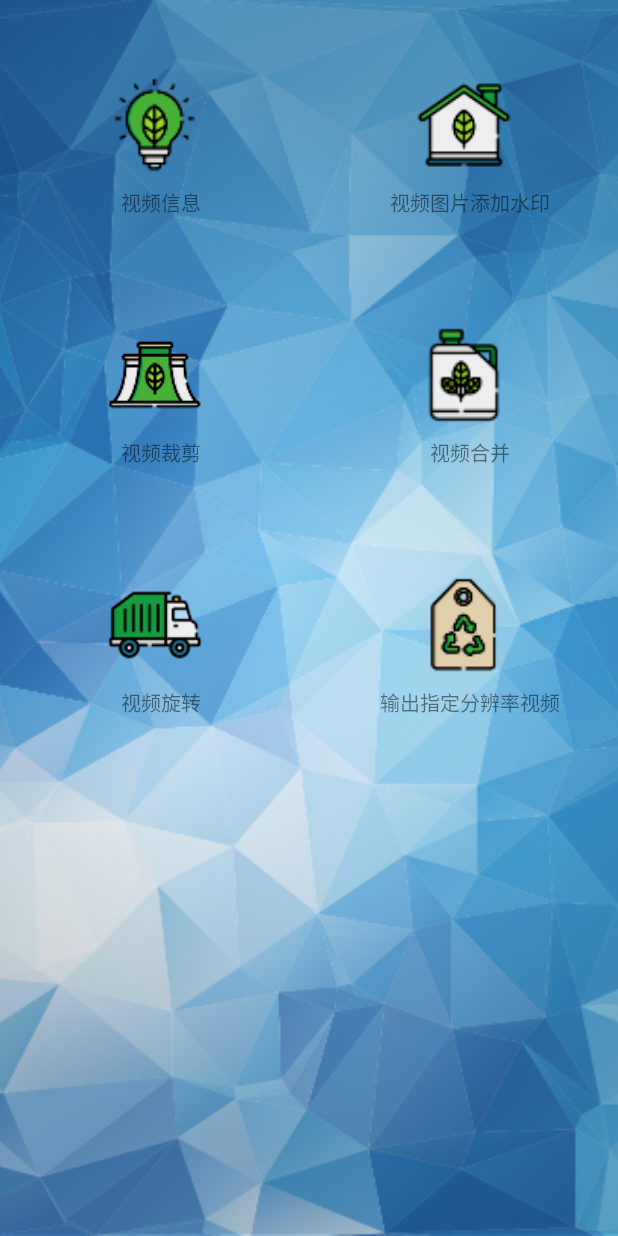
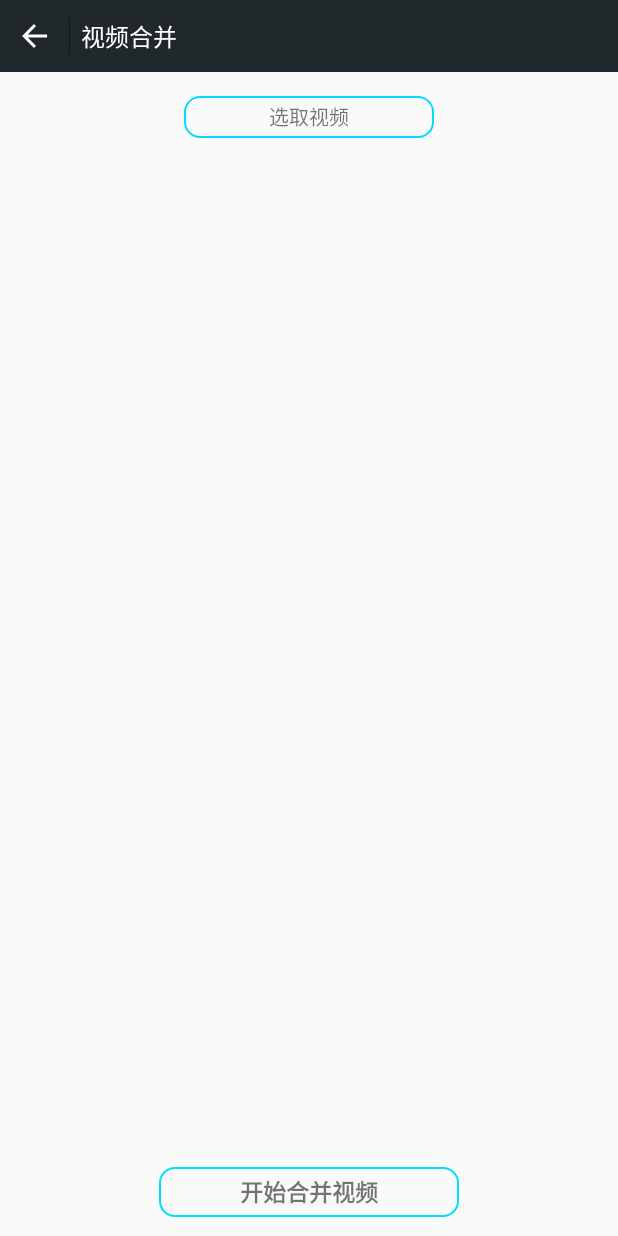
Before and after one commit to StevenHX/FFmpegTool, an Android app: the screen it shows after launch (MainActivity before the commit, VideoConnectActivity after it), after a tap on "视频合并", on a phone screen of 412 x 824 dp. Run offline under Robolectric (Android 15) with nearby library versions, the phone set to English and light mode, and no system bars; our stand-ins replace ButterKnife, CircleImageView; libraries missing offline, so code that uses them is left out: com.github.hiteshsondhi88.libffmpeg, com.orhanobut.logger; 4 statements that could not run were skipped.

Commit message:
添加视频。。

```diff
--- a/Base/src/main/java/com/hx/steven/util/ActivityManagerUtil.java
+++ b/Base/src/main/java/com/hx/steven/util/ActivityManagerUtil.java
@@ -18,10 +18,6 @@ import java.util.Stack;
  * activityManagerUtil.popOneActivity(this);
  * }
  * }
- * Created by WuXiaolong
- * on 2016/5/19.
- * 微信公众号：吴小龙同学
- * 个人博客：http://wuxiaolong.me/
  */
 public class ActivityManagerUtil {
     private static ActivityManagerUtil instance;
--- a/Base/src/main/java/com/hx/steven/util/AppUtils.java
+++ b/Base/src/main/java/com/hx/steven/util/AppUtils.java
@@ -17,12 +17,6 @@ import java.security.MessageDigest;
 import java.security.NoSuchAlgorithmException;
 import java.text.DecimalFormat;
 
-/**
- * Created by WuXiaolong
- * on 2016/3/22.
- * 微信公众号：吴小龙同学
- * 个人博客：http://wuxiaolong.me/
- */
 public class AppUtils {
 
     /**
--- a/Base/src/main/java/com/hx/steven/util/ArithUtil.java
+++ b/Base/src/main/java/com/hx/steven/util/ArithUtil.java
@@ -5,7 +5,6 @@ package com.hx.steven.util;
 import java.math.BigDecimal;
 
 /**
- * Allen
  * float double 数值不能计算
  */
 @SuppressWarnings("unused")
--- a/Base/src/main/java/com/hx/steven/util/CrashHandlerUtil.java
+++ b/Base/src/main/java/com/hx/steven/util/CrashHandlerUtil.java
@@ -35,10 +35,6 @@ import java.util.Map;
  * crashHandlerUtil.setCrashTip("很抱歉，程序出现异常，即将退出！");
  * }
  * }
- * Created by Administrator
- * on 2016/5/19.
- * 微信公众号：吴小龙同学
- * 个人博客：http://wuxiaolong.me/
  */
 public class CrashHandlerUtil implements Thread.UncaughtExceptionHandler {
 
--- a/Base/src/main/java/com/hx/steven/util/FileUtil.java
+++ b/Base/src/main/java/com/hx/steven/util/FileUtil.java
@@ -10,7 +10,6 @@ import java.io.File;
 import java.math.BigDecimal;
 
 /**
- * Created by dashan on 2016/9/7
  * 文件计算工具类
  */
 public class FileUtil {
--- a/Base/src/main/java/com/hx/steven/util/LoadType.java
+++ /dev/null
@@ -1,14 +0,0 @@
-package com.hx.steven.util;
-
-/**
- * Created by Steven on 2018/3/1.
- */
-
-public class LoadType {
-    public static final int TYPE_NONE = 0;
-    public static final int TYPE_REFRESH_SUCCESS = 1;
-    public static final int TYPE_REFRESH_ERROR = 2;
-    public static final int TYPE_LOAD_MORE_SUCCESS = 3;
-    public static final int TYPE_LOAD_MORE_ERROR = 4;
-
-}
--- a/Base/src/main/java/com/hx/steven/util/MPermissionUtil.java
+++ b/Base/src/main/java/com/hx/steven/util/MPermissionUtil.java
@@ -16,9 +16,6 @@ import java.util.ArrayList;
 import java.util.List;
 
 /**
- * Created by zhouyou on 2016/11/17.
- * Class desc:
- * <p>
  * 6.0 运行时权限处理工具类。
  */
 public class MPermissionUtil {
--- a/Base/src/main/java/com/hx/steven/util/RxBus.java
+++ b/Base/src/main/java/com/hx/steven/util/RxBus.java
@@ -3,10 +3,6 @@ package com.hx.steven.util;
 import io.reactivex.Flowable;
 import io.reactivex.processors.FlowableProcessor;
 import io.reactivex.processors.PublishProcessor;
-
-/**
- * Created by lw on 2018/1/25.
- */
 
 public class RxBus {
     private static volatile RxBus sRxBus;
--- a/Base/src/main/java/com/hx/steven/util/SharedPreferencesUtil.java
+++ b/Base/src/main/java/com/hx/steven/util/SharedPreferencesUtil.java
@@ -4,12 +4,6 @@ import android.content.Context;
 import android.content.SharedPreferences;
 import android.preference.PreferenceManager;
 
-/**
- * Created by WuXiaolong
- * on 2016/3/31.
- * 微信公众号：吴小龙同学
- * 个人博客：http://wuxiaolong.me/
- */
 public class SharedPreferencesUtil {
     public static String getString(Context context, String key,
                                    final String defaultValue) {
--- a/app/src/main/AndroidManifest.xml
+++ b/app/src/main/AndroidManifest.xml
@@ -30,6 +30,8 @@
         </activity>
         <activity android:name=".ui.videocut.VideoCutActivity">
         </activity>
+        <activity android:name=".ui.videoConnect.VideoConnectActivity">
+        </activity>
     </application>
 
 </manifest>
--- a/app/src/main/java/com/hx/ffmpegtool/ui/main/MainFragmentAdapter.java
+++ b/app/src/main/java/com/hx/ffmpegtool/ui/main/MainFragmentAdapter.java
@@ -8,6 +8,7 @@ import android.widget.ImageView;
 import android.widget.TextView;
 
 import com.hx.ffmpegtool.R;
+import com.hx.ffmpegtool.ui.videoConnect.VideoConnectActivity;
 import com.hx.ffmpegtool.ui.videoInfo.VideoInfoActivity;
 import com.hx.ffmpegtool.ui.videoWaterMark.VideoWaterMarkActivity;
 import com.hx.ffmpegtool.ui.videocut.VideoCutActivity;
@@ -52,6 +53,7 @@ public class MainFragmentAdapter extends RecyclerView.Adapter<CommonViewHolder>
                     ((MainActivity)mContext).launch(mContext, VideoCutActivity.class);
                     break;
                 case 3:
+                    ((MainActivity)mContext).launch(mContext, VideoConnectActivity.class);
                     break;
                 case 4:
                     break;
--- /dev/null
+++ b/app/src/main/java/com/hx/ffmpegtool/ui/videoConnect/VideoConnectActivity.java
@@ -0,0 +1,53 @@
+package com.hx.ffmpegtool.ui.videoConnect;
+
+import android.support.v7.widget.RecyclerView;
+import android.view.View;
+import android.widget.TextView;
+
+import com.hx.ffmpegtool.R;
+import com.hx.steven.activity.BaseActivity;
+import com.hx.steven.component.WxActionBar;
+import com.hx.steven.util.StatusBarUtils;
+
+import butterknife.BindView;
+import butterknife.ButterKnife;
+import butterknife.OnClick;
+
+public class VideoConnectActivity extends BaseActivity {
+    @BindView(R.id.video_connect_videobtn)
+    TextView mVideoConnectVideobtn;
+    @BindView(R.id.video_connect_recyclerView)
+    RecyclerView mVideoConnectRecyclerView;
+    @BindView(R.id.video_connect_button)
+    TextView mVideoConnectButton;
+    @BindView(R.id.video_connect_bar)
+    WxActionBar mVideoConnectBar;
+
+    {
+        setEnableMultiple(false);
+    }
+
+    @Override
+    protected void initView() {
+        ButterKnife.bind(this);
+        StatusBarUtils.setWindowStatusBarColor(this, R.color.statusBarColor);
+        mVideoConnectBar.setOnHeadClickListener(() -> {
+            finish();
+        });
+    }
+
+    @Override
+    protected int getContentId() {
+        return R.layout.activity_video_connect;
+    }
+
+    @OnClick({R.id.video_connect_videobtn, R.id.video_connect_button})
+    public void onViewClicked(View view) {
+        switch (view.getId()) {
+            case R.id.video_connect_videobtn:
+                break;
+            case R.id.video_connect_button:
+                break;
+        }
+    }
+}
--- a/app/src/main/java/com/hx/ffmpegtool/ui/videoWaterMark/VideoWaterMarkActivity.java
+++ b/app/src/main/java/com/hx/ffmpegtool/ui/videoWaterMark/VideoWaterMarkActivity.java
@@ -162,14 +162,18 @@ public class VideoWaterMarkActivity extends BaseActivity {
                     Logger.d("success");
                     dismissProgressDialog();
                     FileUtil.scanFile(getApplicationContext(), outpath);
-                    ToastUtil.showToast(VideoWaterMarkActivity.this, "添加成功！");
+                    runOnUiThread(()->{
+                        ToastUtil.showToast(VideoWaterMarkActivity.this, "添加成功！");
+                    });
                 }
 
                 @Override
                 public void FFmpegExcuteFail(String s) {
                     Logger.d("fail");
                     dismissProgressDialog();
-                    ToastUtil.showToast(VideoWaterMarkActivity.this, "添加失败！");
+                    runOnUiThread(()->{
+                        ToastUtil.showToast(VideoWaterMarkActivity.this, "添加失败！");
+                    });
                 }
 
                 @Override
--- a/app/src/main/java/com/hx/ffmpegtool/ui/videocut/VideoCutActivity.java
+++ b/app/src/main/java/com/hx/ffmpegtool/ui/videocut/VideoCutActivity.java
@@ -78,7 +78,9 @@ public class VideoCutActivity extends BaseActivity {
             public void onFinishTrim(String url) {
                 dismissProgressDialog();
                 FileUtil.scanFile(getApplicationContext(),mVideoTrimmerView.getFinalPath());
-                ToastUtil.showToast(VideoCutActivity.this, "裁剪视频完成");
+                runOnUiThread(()->{
+                    ToastUtil.showToast(VideoCutActivity.this, "裁剪视频完成");
+                });
             }
 
             @Override
--- a/app/src/main/res/drawable/choose_videobg.xml
+++ b/app/src/main/res/drawable/choose_videobg.xml
@@ -21,4 +21,10 @@
             <corners android:radius="10dp"/>
         </shape>
     </item>
+
+    <item android:state_pressed="true">
+        <shape android:shape="rectangle">
+            <solid android:color="@color/base"/>
+        </shape>
+    </item>
 </selector>
--- /dev/null
+++ b/app/src/main/res/layout/activity_video_connect.xml
@@ -0,0 +1,55 @@
+<?xml version="1.0" encoding="utf-8"?>
+<LinearLayout
+    xmlns:android="http://schemas.android.com/apk/res/android"
+    xmlns:app="http://schemas.android.com/apk/res-auto"
+    xmlns:tools="http://schemas.android.com/tools"
+    android:layout_width="match_parent"
+    android:layout_height="match_parent"
+    android:orientation="vertical"
+    android:gravity="center_horizontal"
+    tools:context="com.hx.ffmpegtool.ui.videoConnect.VideoConnectActivity">
+    <com.hx.steven.component.WxActionBar
+        android:id="@+id/video_connect_bar"
+        android:layout_width="wrap_content"
+        android:layout_height="48dp"
+        app:layout_constraintEnd_toEndOf="parent"
+        app:layout_constraintStart_toStartOf="parent"
+        app:layout_constraintTop_toTopOf="parent"
+        app:wxleftIcon="@drawable/ic_back"
+        app:wxtitleString="视频合并">
+    </com.hx.steven.component.WxActionBar>
+    <TextView
+        android:id="@+id/video_connect_videobtn"
+        android:layout_width="@dimen/x300"
+        android:layout_height="@dimen/x50"
+        android:layout_marginEnd="8dp"
+        android:layout_marginStart="8dp"
+        android:layout_marginTop="16dp"
+        android:background="@drawable/choose_videobg"
+        android:gravity="center"
+        android:text="选取视频"
+        android:textSize="@dimen/x24"/>
+
+    <android.support.v7.widget.RecyclerView
+        android:layout_weight="1"
+        android:id="@+id/video_connect_recyclerView"
+        android:layout_width="match_parent"
+        android:layout_height="0dp"
+        android:layout_marginTop="16dp">
+    </android.support.v7.widget.RecyclerView>
+
+    <TextView
+        android:id="@+id/video_connect_button"
+        android:layout_width="@dimen/x360"
+        android:layout_height="@dimen/x60"
+        android:layout_marginEnd="8dp"
+        android:layout_marginStart="8dp"
+        android:layout_marginTop="16dp"
+        android:layout_marginBottom="@dimen/x23"
+        android:background="@drawable/choose_videobg"
+        android:enabled="true"
+        android:gravity="center"
+        android:text="开始合并视频"
+        android:textStyle="bold"
+        android:textSize="@dimen/x28"/>
+</LinearLayout>
```
